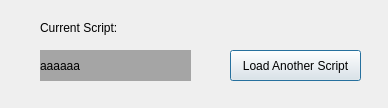
The window that Falconer Script/DialogLoadScript.ui (RichardYJ/NBert) describes before a commit, drawn with Qt 5.
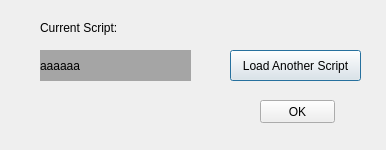
The same window after the commit.

Patch:
```diff
--- a/Falconer Script/DialogLoadScript.ui
+++ b/Falconer Script/DialogLoadScript.ui
@@ -6,8 +6,8 @@
    <rect>
     <x>0</x>
     <y>0</y>
-    <width>388</width>
-    <height>108</height>
+    <width>386</width>
+    <height>150</height>
    </rect>
   </property>
   <property name="windowTitle">
@@ -58,6 +58,19 @@
     <string>aaaaaa</string>
    </property>
   </widget>
+  <widget class="QPushButton" name="pushButton_OK">
+   <property name="geometry">
+    <rect>
+     <x>260</x>
+     <y>100</y>
+     <width>75</width>
+     <height>23</height>
+    </rect>
+   </property>
+   <property name="text">
+    <string>OK</string>
+   </property>
+  </widget>
  </widget>
  <resources/>
  <connections/>
```
